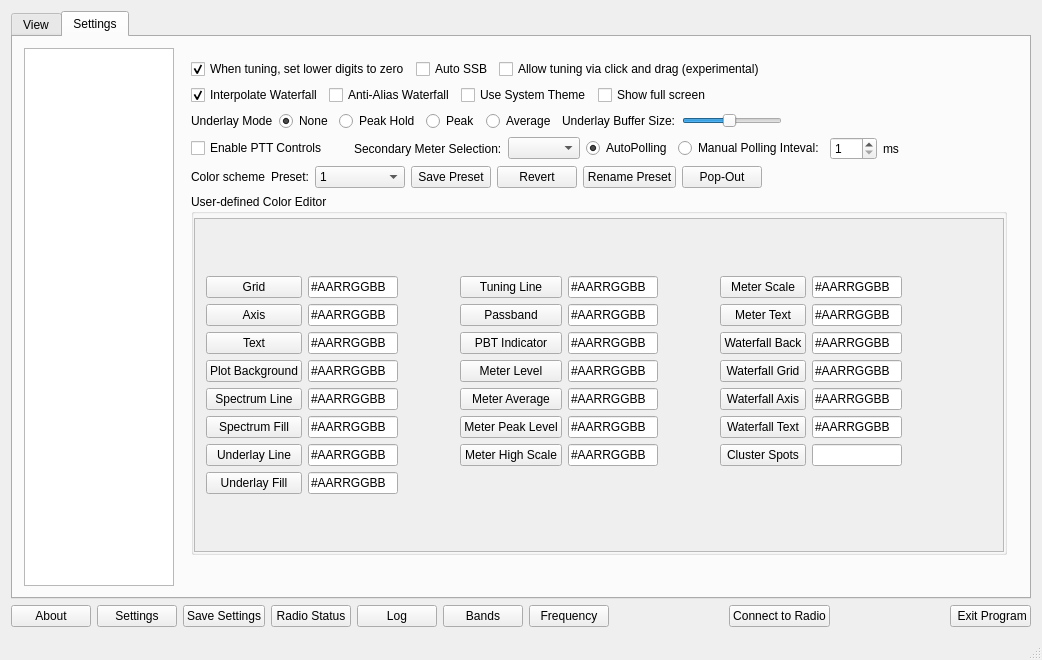
Old version of the form wfmain.ui in the repository adecarolis/wfweb.
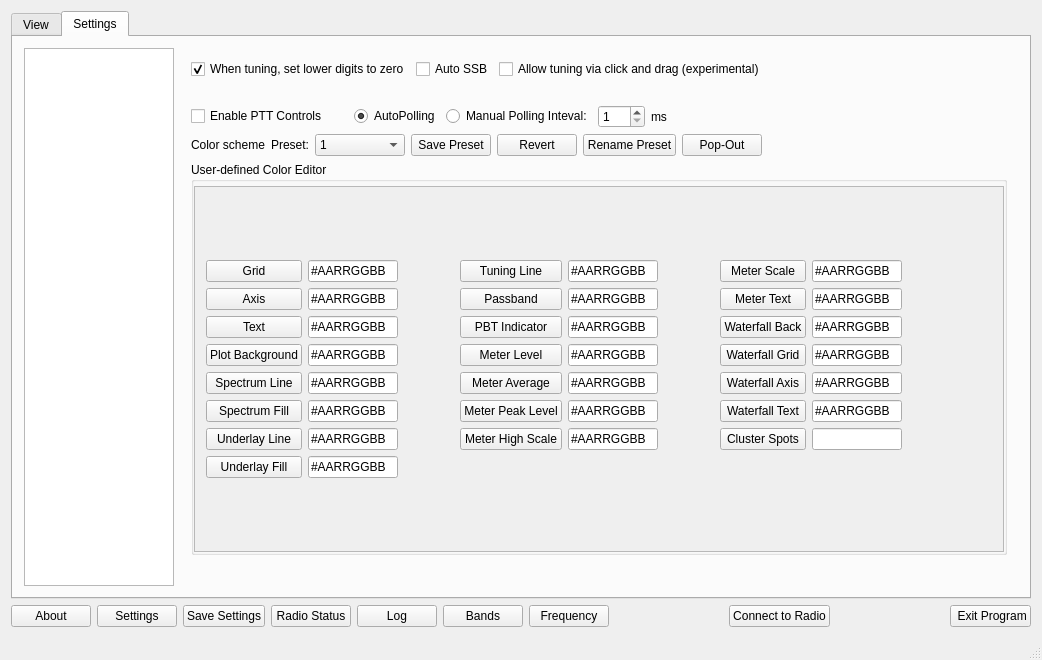
New version of the form. The open tabs and pages were chosen to show the change. Custom widgets are drawn as their Qt base class.

Commit message: Preference changes from settings widget are now received into wfmain. Some even work!

Diff of the .ui file:
```diff
--- a/wfmain.ui
+++ b/wfmain.ui
@@ -2020,40 +2020,6 @@
               </item>
               <item>
                <layout class="QHBoxLayout" name="horizontalLayout_22">
-                <item>
-                 <widget class="QCheckBox" name="wfInterpolateChk">
-                  <property name="toolTip">
-                   <string>Enables interpolation between pixels. Note that this will increase CPU usage.</string>
-                  </property>
-                  <property name="text">
-                   <string>Interpolate Waterfall</string>
-                  </property>
-                  <property name="checked">
-                   <bool>true</bool>
-                  </property>
-                 </widget>
-                </item>
-                <item>
-                 <widget class="QCheckBox" name="wfAntiAliasChk">
-                  <property name="text">
-                   <string>Anti-Alias Waterfall</string>
-                  </property>
-                 </widget>
-                </item>
-                <item>
-                 <widget class="QCheckBox" name="useSystemThemeChk">
-                  <property name="text">
-                   <string>Use System Theme</string>
-                  </property>
-                 </widget>
-                </item>
-                <item>
-                 <widget class="QCheckBox" name="fullScreenChk">
-                  <property name="text">
-                   <string>Show full screen</string>
-                  </property>
-                 </widget>
-                </item>
                 <item>
                  <spacer name="horizontalSpacer_12">
                   <property name="orientation">
@@ -2069,129 +2035,6 @@
                 </item>
                </layout>
               </item>
-              <item>
-               <layout class="QHBoxLayout" name="horizontalLayout_43">
-                <property name="leftMargin">
-                 <number>0</number>
-                </property>
-                <property name="topMargin">
-                 <number>0</number>
-                </property>
-                <property name="rightMargin">
-                 <number>0</number>
-                </property>
-                <property name="bottomMargin">
-                 <number>0</number>
-                </property>
-                <item>
-                 <widget class="QLabel" name="underlayLabel">
-                  <property name="text">
-                   <string>Underlay Mode</string>
-                  </property>
-                 </widget>
-                </item>
-                <item>
-                 <widget class="QRadioButton" name="underlayNone">
-                  <property name="toolTip">
-                   <string>No underlay graphics</string>
-                  </property>
-                  <property name="text">
-                   <string>None</string>
-                  </property>
-                  <property name="checked">
-                   <bool>true</bool>
-                  </property>
-                  <attribute name="buttonGroup">
-                   <string notr="true">underlayButtonGroup</string>
-                  </attribute>
-                 </widget>
-                </item>
-                <item>
-                 <widget class="QRadioButton" name="underlayPeakHold">
-                  <property name="toolTip">
-                   <string>Indefinite peak hold</string>
-                  </property>
-                  <property name="text">
-                   <string>Peak Hold</string>
-                  </property>
-                  <attribute name="buttonGroup">
-                   <string notr="true">underlayButtonGroup</string>
-                  </attribute>
-                 </widget>
-                </item>
-                <item>
-                 <widget class="QRadioButton" name="underlayPeakBuffer">
-                  <property name="toolTip">
-                   <string>Peak value within the buffer</string>
-                  </property>
-                  <property name="text">
-                   <string>Peak</string>
-                  </property>
-                  <attribute name="buttonGroup">
-                   <string notr="true">underlayButtonGroup</string>
-                  </attribute>
-                 </widget>
-                </item>
-                <item>
-                 <widget class="QRadioButton" name="underlayAverageBuffer">
-                  <property name="toolTip">
-                   <string>Average value within the buffer</string>
-                  </property>
-                  <property name="text">
-                   <string>Average</string>
-                  </property>
-                  <attribute name="buttonGroup">
-                   <string notr="true">underlayButtonGroup</string>
-                  </attribute>
-                 </widget>
-                </item>
-                <item>
-                 <widget class="QLabel" name="label_42">
-                  <property name="text">
-                   <string>Underlay Buffer Size:</string>
-                  </property>
-                 </widget>
-                </item>
-                <item>
-                 <widget class="QSlider" name="underlayBufferSlider">
-                  <property name="maximumSize">
-                   <size>
-                    <width>100</width>
-                    <height>16777215</height>
-                   </size>
-                  </property>
-                  <property name="toolTip">
-                   <string>Size of buffer for spectrum data. Shorter values are more responsive.</string>
-                  </property>
-                  <property name="minimum">
-                   <number>8</number>
-                  </property>
-                  <property name="maximum">
-                   <number>128</number>
-                  </property>
-                  <property name="value">
-                   <number>64</number>
-                  </property>
-                  <property name="orientation">
-                   <enum>Qt::Horizontal</enum>
-                  </property>
-                 </widget>
-                </item>
-                <item>
-                 <spacer name="horizontalSpacer_27">
-                  <property name="orientation">
-                   <enum>Qt::Horizontal</enum>
-                  </property>
-                  <property name="sizeHint" stdset="0">
-                   <size>
-                    <width>40</width>
-                    <height>20</height>
-                   </size>
-                  </property>
-                 </spacer>
-                </item>
-               </layout>
-              </item>
               <item>
                <layout class="QHBoxLayout" name="horizontalLayout_28">
                 <item>
@@ -2217,16 +2060,6 @@
                   </property>
                  </spacer>
                 </item>
-                <item>
-                 <widget class="QLabel" name="secondaryMeterSelectionLabel">
-                  <property name="text">
-                   <string>Secondary Meter Selection:</string>
-                  </property>
-                 </widget>
-                </item>
-                <item>
-                 <widget class="QComboBox" name="meter2selectionCombo"/>
-                </item>
                 <item>
                  <widget class="QRadioButton" name="autoPollBtn">
                   <property name="toolTip">
@@ -2464,8 +2297,8 @@
                      <rect>
                       <x>0</x>
                       <y>0</y>
-                      <width>570</width>
-                      <height>254</height>
+                      <width>818</width>
+                      <height>319</height>
                      </rect>
                     </property>
                     <layout class="QGridLayout" name="gridLayout_2">
```
Left out of the diff: 4 changed lines with no effect on the pictures. The commit also changes 5 other files.
